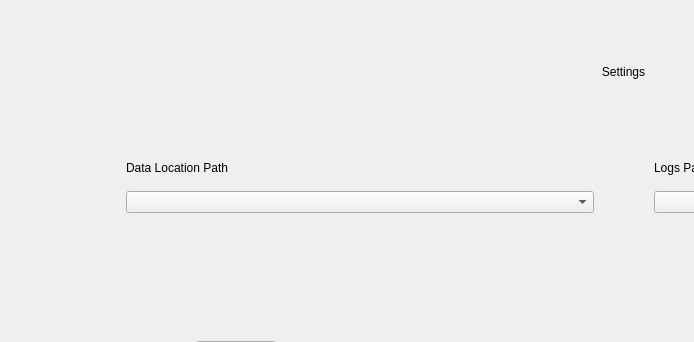
Above: src/gui/ui/settings_page.ui from mlcommons/mlperf_client before the change; both pictures show x 0 to 694 and y 0 to 342 of the 1247 by 758 pixel window. Below: the same form after it.
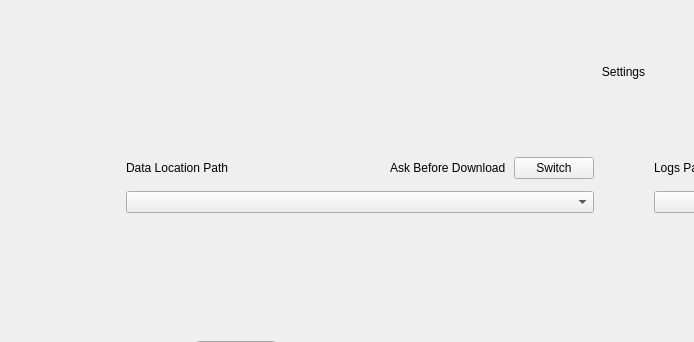
That is the form after the change. Icons and pictures are not drawn. Custom widgets are drawn as their Qt base class.

Patch:
```diff
--- a/src/gui/ui/settings_page.ui
+++ b/src/gui/ui/settings_page.ui
@@ -169,7 +169,7 @@
             </property>
             <item>
              <widget class="QWidget" name="data_wgt_" native="true">
-              <layout class="QVBoxLayout" name="verticalLayout_4" stretch="0,3,0,1">
+              <layout class="QVBoxLayout" name="verticalLayout_4" stretch="0,0,0,1">
                <property name="leftMargin">
                 <number>20</number>
                </property>
@@ -196,10 +196,58 @@
                 </spacer>
                </item>
                <item>
-                <widget class="QLabel" name="data_path_label_">
-                 <property name="text">
-                  <string>Data Location Path</string>
-                 </property>
+                <widget class="QWidget" name="data_wgt_content_" native="true">
+                 <layout class="QHBoxLayout" name="horizontalLayout_7">
+                  <property name="spacing">
+                   <number>8</number>
+                  </property>
+                  <property name="leftMargin">
+                   <number>0</number>
+                  </property>
+                  <property name="topMargin">
+                   <number>0</number>
+                  </property>
+                  <property name="rightMargin">
+                   <number>0</number>
+                  </property>
+                  <property name="bottomMargin">
+                   <number>0</number>
+                  </property>
+                  <item>
+                   <widget class="QLabel" name="data_path_label_">
+                    <property name="text">
+                     <string>Data Location Path</string>
+                    </property>
+                   </widget>
+                  </item>
+                  <item>
+                   <spacer name="horizontalSpacer_9">
+                    <property name="orientation">
+                     <enum>Qt::Orientation::Horizontal</enum>
+                    </property>
+                    <property name="sizeHint" stdset="0">
+                     <size>
+                      <width>40</width>
+                      <height>20</height>
+                     </size>
+                    </property>
+                   </spacer>
+                  </item>
+                  <item>
+                   <widget class="QLabel" name="ask_download_label_">
+                    <property name="text">
+                     <string>Ask Before Download</string>
+                    </property>
+                   </widget>
+                  </item>
+                  <item>
+                   <widget class="ToggleButton" name="ask_download_switch_">
+                    <property name="text">
+                     <string>Switch</string>
+                    </property>
+                   </widget>
+                  </item>
+                 </layout>
                 </widget>
                </item>
                <item>
```
Left out of the diff: 2 changed lines with no effect on the pictures.
